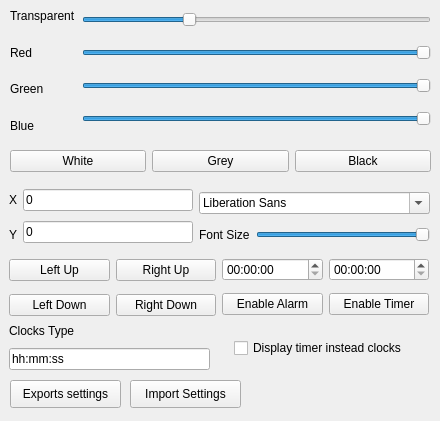
First picture: the form in ClocksSettings.ui, repository Roker2/ClocksOnWindows, before the edit.
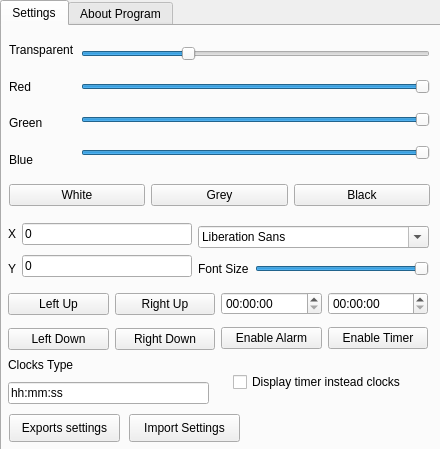
Second picture: the form after the edit. Icons and pictures are not drawn.

Commit message:
ClocksSettings: Remake UI
Add Settings and Donation tabs

```diff
--- a/ClocksSettings.ui
+++ b/ClocksSettings.ui
@@ -10,7 +10,7 @@
     <x>0</x>
     <y>0</y>
     <width>440</width>
-    <height>421</height>
+    <height>449</height>
    </rect>
   </property>
   <property name="windowTitle">
@@ -20,394 +20,464 @@
    <iconset>
     <normaloff>icons/baseline_extension_white_48dp.png</normaloff>icons/baseline_extension_white_48dp.png</iconset>
   </property>
-  <widget class="QWidget" name="layoutWidget1">
+  <widget class="QTabWidget" name="Settings_TabWidget">
    <property name="geometry">
     <rect>
-     <x>10</x>
+     <x>0</x>
      <y>0</y>
-     <width>421</width>
-     <height>141</height>
+     <width>441</width>
+     <height>451</height>
     </rect>
    </property>
-   <layout class="QHBoxLayout" name="horizontalLayout">
-    <item>
-     <layout class="QVBoxLayout" name="verticalLayout_2">
+   <property name="currentIndex">
+    <number>0</number>
+   </property>
+   <widget class="QWidget" name="tab">
+    <attribute name="title">
+     <string>Settings</string>
+    </attribute>
+    <widget class="QWidget" name="layoutWidget4">
+     <property name="geometry">
+      <rect>
+       <x>6</x>
+       <y>260</y>
+       <width>420</width>
+       <height>71</height>
+      </rect>
+     </property>
+     <layout class="QHBoxLayout" name="horizontalLayout_11">
       <item>
-       <widget class="QLabel" name="Label_Transparent">
-        <property name="text">
-         <string>Transparent</string>
-        </property>
-       </widget>
+       <layout class="QVBoxLayout" name="verticalLayout_12">
+        <item>
+         <layout class="QHBoxLayout" name="horizontalLayout_12">
+          <item>
+           <widget class="QPushButton" name="Button_LeftUp">
+            <property name="text">
+             <string>Left Up</string>
+            </property>
+           </widget>
+          </item>
+          <item>
+           <widget class="QPushButton" name="Button_RightUp">
+            <property name="text">
+             <string>Right Up</string>
+            </property>
+           </widget>
+          </item>
+         </layout>
+        </item>
+        <item>
+         <layout class="QHBoxLayout" name="horizontalLayout_13">
+          <item>
+           <widget class="QPushButton" name="Button_LeftDown">
+            <property name="text">
+             <string>Left Down</string>
+            </property>
+           </widget>
+          </item>
+          <item>
+           <widget class="QPushButton" name="Button_RightDown">
+            <property name="text">
+             <string>Right Down</string>
+            </property>
+           </widget>
+          </item>
+         </layout>
+        </item>
+       </layout>
       </item>
       <item>
-       <widget class="QLabel" name="Label_Red">
-        <property name="text">
-         <string>Red</string>
-        </property>
-       </widget>
+       <layout class="QHBoxLayout" name="horizontalLayout_14">
+        <item>
+         <layout class="QVBoxLayout" name="verticalLayout_13">
+          <item>
+           <widget class="QTimeEdit" name="timeEdit_Alarm">
+            <property name="displayFormat">
+             <string>hh:mm:ss</string>
+            </property>
+           </widget>
+          </item>
+          <item>
+           <widget class="QPushButton" name="Button_Enable_Disable_Alarm">
+            <property name="text">
+             <string>Enable Alarm</string>
+            </property>
+           </widget>
+          </item>
+         </layout>
+        </item>
+        <item>
+         <layout class="QVBoxLayout" name="verticalLayout_14">
+          <item>
+           <widget class="QTimeEdit" name="timeEdit_Timer">
+            <property name="readOnly">
+             <bool>false</bool>
+            </property>
+            <property name="displayFormat">
+             <string>hh:mm:ss</string>
+            </property>
+           </widget>
+          </item>
+          <item>
+           <widget class="QPushButton" name="Button_Enable_Disable_Timer">
+            <property name="text">
+             <string>Enable Timer</string>
+            </property>
+           </widget>
+          </item>
+         </layout>
+        </item>
+       </layout>
       </item>
+     </layout>
+    </widget>
+    <widget class="QPushButton" name="Button_ImportSettings">
+     <property name="geometry">
+      <rect>
+       <x>127</x>
+       <y>388</y>
+       <width>111</width>
+       <height>28</height>
+      </rect>
+     </property>
+     <property name="text">
+      <string>Import Settings</string>
+     </property>
+    </widget>
+    <widget class="QCheckBox" name="checkBox_clocks_or_timer">
+     <property name="geometry">
+      <rect>
+       <x>231</x>
+       <y>343</y>
+       <width>191</width>
+       <height>26</height>
+      </rect>
+     </property>
+     <property name="text">
+      <string>Display timer instead clocks</string>
+     </property>
+     <property name="checkable">
+      <bool>false</bool>
+     </property>
+    </widget>
+    <widget class="QWidget" name="layoutWidget">
+     <property name="geometry">
+      <rect>
+       <x>6</x>
+       <y>328</y>
+       <width>201</width>
+       <height>50</height>
+      </rect>
+     </property>
+     <layout class="QVBoxLayout" name="verticalLayout_15">
       <item>
-       <widget class="QLabel" name="Label_Green">
+       <widget class="QLabel" name="label_4">
         <property name="text">
-         <string>Green</string>
+         <string>Clocks Type</string>
         </property>
        </widget>
       </item>
       <item>
-       <widget class="QLabel" name="Label_Blue">
+       <widget class="QLineEdit" name="Edit_ClocksType">
         <property name="text">
-         <string>Blue</string>
+         <string>hh:mm:ss</string>
         </property>
        </widget>
       </item>
      </layout>
-    </item>
-    <item>
-     <layout class="QVBoxLayout" name="verticalLayout">
+    </widget>
+    <widget class="QWidget" name="layoutWidget3">
+     <property name="geometry">
+      <rect>
+       <x>6</x>
+       <y>193</y>
+       <width>421</width>
+       <height>64</height>
+      </rect>
+     </property>
+     <layout class="QHBoxLayout" name="horizontalLayout_15">
       <item>
-       <widget class="QSlider" name="Slider_Transparent">
-        <property name="minimum">
-         <number>5</number>
-        </property>
-        <property name="maximum">
-         <number>255</number>
-        </property>
-        <property name="value">
-         <number>80</number>
-        </property>
-        <property name="orientation">
-         <enum>Qt::Horizontal</enum>
-        </property>
-       </widget>
+       <layout class="QHBoxLayout" name="horizontalLayout_16">
+        <item>
+         <layout class="QVBoxLayout" name="verticalLayout_16">
+          <item>
+           <widget class="QLabel" name="label_5">
+            <property name="text">
+             <string>X</string>
+            </property>
+           </widget>
+          </item>
+          <item>
+           <widget class="QLabel" name="label_6">
+            <property name="text">
+             <string>Y</string>
+            </property>
+           </widget>
+          </item>
+         </layout>
+        </item>
+        <item>
+         <layout class="QVBoxLayout" name="verticalLayout_17">
+          <item>
+           <widget class="QLineEdit" name="Edit_coordinate_x">
+            <property name="text">
+             <string>0</string>
+            </property>
+           </widget>
+          </item>
+          <item>
+           <widget class="QLineEdit" name="Edit_coordinate_y">
+            <property name="text">
+             <string>0</string>
+            </property>
+           </widget>
+          </item>
+         </layout>
+        </item>
+       </layout>
       </item>
       <item>
-       <widget class="QSlider" name="Slider_Red">
-        <property name="maximum">
-         <number>255</number>
-        </property>
-        <property name="value">
-         <number>255</number>
-        </property>
-        <property name="orientation">
-         <enum>Qt::Horizontal</enum>
-        </property>
-       </widget>
+       <layout class="QVBoxLayout" name="verticalLayout_18">
+        <item>
+         <widget class="QFontComboBox" name="fontComboBox">
+          <property name="fontFilters">
+           <set>QFontComboBox::ProportionalFonts</set>
+          </property>
+         </widget>
+        </item>
+        <item>
+         <layout class="QHBoxLayout" name="horizontalLayout_17">
+          <item>
+           <widget class="QLabel" name="Label_FontSize">
+            <property name="text">
+             <string>Font Size</string>
+            </property>
+           </widget>
+          </item>
+          <item>
+           <widget class="QSlider" name="Slider_FontSize">
+            <property name="minimum">
+             <number>5</number>
+            </property>
+            <property name="maximum">
+             <number>36</number>
+            </property>
+            <property name="value">
+             <number>36</number>
+            </property>
+            <property name="orientation">
+             <enum>Qt::Horizontal</enum>
+            </property>
+           </widget>
+          </item>
+         </layout>
+        </item>
+       </layout>
       </item>
-      <item>
-       <widget class="QSlider" name="Slider_Green">
-        <property name="maximum">
-         <number>255</number>
-        </property>
-        <property name="value">
-         <number>255</number>
-        </property>
-        <property name="orientation">
-         <enum>Qt::Horizontal</enum>
-        </property>
-       </widget>
-      </item>
-      <item>
-       <widget class="QSlider" name="Slider_Blue">
-        <property name="maximum">
-         <number>255</number>
-        </property>
-        <property name="value">
-         <number>255</number>
-        </property>
-        <property name="orientation">
-         <enum>Qt::Horizontal</enum>
-        </property>
-       </widget>
-      </item>
      </layout>
-    </item>
-   </layout>
-  </widget>
-  <widget class="QWidget" name="layoutWidget2">
-   <property name="geometry">
-    <rect>
-     <x>10</x>
-     <y>141</y>
-     <width>421</width>
-     <height>40</height>
-    </rect>
-   </property>
-   <layout class="QHBoxLayout" name="horizontalLayout_2">
-    <item>
-     <widget class="QPushButton" name="Button_SetWhite">
-      <property name="text">
-       <string>White</string>
-      </property>
-     </widget>
-    </item>
-    <item>
-     <widget class="QPushButton" name="Button_SetGrey">
-      <property name="text">
-       <string>Grey</string>
-      </property>
-     </widget>
-    </item>
-    <item>
-     <widget class="QPushButton" name="Button_SetBlack">
-      <property name="text">
-       <string>Black</string>
-      </property>
-     </widget>
-    </item>
-   </layout>
-  </widget>
-  <widget class="QWidget" name="layoutWidget3">
-   <property name="geometry">
-    <rect>
-     <x>9</x>
-     <y>185</y>
-     <width>421</width>
-     <height>64</height>
-    </rect>
-   </property>
-   <layout class="QHBoxLayout" name="horizontalLayout_5">
-    <item>
-     <layout class="QHBoxLayout" name="horizontalLayout_3">
+    </widget>
+    <widget class="QWidget" name="layoutWidget1">
+     <property name="geometry">
+      <rect>
+       <x>7</x>
+       <y>8</y>
+       <width>421</width>
+       <height>141</height>
+      </rect>
+     </property>
+     <layout class="QHBoxLayout" name="horizontalLayout_18">
       <item>
-       <layout class="QVBoxLayout" name="verticalLayout_3">
+       <layout class="QVBoxLayout" name="verticalLayout_19">
         <item>
-         <widget class="QLabel" name="label">
+         <widget class="QLabel" name="Label_Transparent">
           <property name="text">
-           <string>X</string>
+           <string>Transparent</string>
           </property>
          </widget>
         </item>
         <item>
-         <widget class="QLabel" name="label_2">
+         <widget class="QLabel" name="Label_Red">
           <property name="text">
-           <string>Y</string>
+           <string>Red</string>
           </property>
          </widget>
         </item>
-       </layout>
-      </item>
-      <item>
-       <layout class="QVBoxLayout" name="verticalLayout_4">
         <item>
-         <widget class="QLineEdit" name="Edit_coordinate_x">
+         <widget class="QLabel" name="Label_Green">
           <property name="text">
-           <string>0</string>
+           <string>Green</string>
           </property>
          </widget>
         </item>
         <item>
-         <widget class="QLineEdit" name="Edit_coordinate_y">
+         <widget class="QLabel" name="Label_Blue">
           <property name="text">
-           <string>0</string>
+           <string>Blue</string>
           </property>
          </widget>
         </item>
        </layout>
       </item>
-     </layout>
-    </item>
-    <item>
-     <layout class="QVBoxLayout" name="verticalLayout_5">
       <item>
-       <widget class="QFontComboBox" name="fontComboBox">
-        <property name="fontFilters">
-         <set>QFontComboBox::ProportionalFonts</set>
-        </property>
-       </widget>
-      </item>
-      <item>
-       <layout class="QHBoxLayout" name="horizontalLayout_4">
+       <layout class="QVBoxLayout" name="verticalLayout_20">
         <item>
-         <widget class="QLabel" name="Label_FontSize">
-          <property name="text">
-           <string>Font Size</string>
-          </property>
-         </widget>
-        </item>
-        <item>
-         <widget class="QSlider" name="Slider_FontSize">
+         <widget class="QSlider" name="Slider_Transparent">
           <property name="minimum">
            <number>5</number>
           </property>
           <property name="maximum">
-           <number>36</number>
+           <number>255</number>
           </property>
           <property name="value">
-           <number>36</number>
+           <number>80</number>
           </property>
           <property name="orientation">
            <enum>Qt::Horizontal</enum>
           </property>
          </widget>
         </item>
-       </layout>
-      </item>
-     </layout>
-    </item>
-   </layout>
-  </widget>
-  <widget class="QCheckBox" name="checkBox_clocks_or_timer">
-   <property name="geometry">
-    <rect>
-     <x>234</x>
-     <y>335</y>
-     <width>191</width>
-     <height>26</height>
-    </rect>
-   </property>
-   <property name="text">
-    <string>Display timer instead clocks</string>
-   </property>
-   <property name="checkable">
-    <bool>false</bool>
-   </property>
-  </widget>
-  <widget class="QWidget" name="layoutWidget4">
-   <property name="geometry">
-    <rect>
-     <x>9</x>
-     <y>252</y>
-     <width>420</width>
-     <height>71</height>
-    </rect>
-   </property>
-   <layout class="QHBoxLayout" name="horizontalLayout_9">
-    <item>
-     <layout class="QVBoxLayout" name="verticalLayout_6">
-      <item>
-       <layout class="QHBoxLayout" name="horizontalLayout_7">
         <item>
-         <widget class="QPushButton" name="Button_LeftUp">
-          <property name="text">
-           <string>Left Up</string>
+         <widget class="QSlider" name="Slider_Red">
+          <property name="maximum">
+           <number>255</number>
           </property>
-         </widget>
-        </item>
-        <item>
-         <widget class="QPushButton" name="Button_RightUp">
-          <property name="text">
-           <string>Right Up</string>
+          <property name="value">
+           <number>255</number>
           </property>
-         </widget>
-        </item>
-       </layout>
-      </item>
-      <item>
-       <layout class="QHBoxLayout" name="horizontalLayout_6">
-        <item>
-         <widget class="QPushButton" name="Button_LeftDown">
-          <property name="text">
-           <string>Left Down</string>
+          <property name="orientation">
+           <enum>Qt::Horizontal</enum>
           </property>
          </widget>
         </item>
         <item>
-         <widget class="QPushButton" name="Button_RightDown">
-          <property name="text">
-           <string>Right Down</string>
+         <widget class="QSlider" name="Slider_Green">
+          <property name="maximum">
+           <number>255</number>
           </property>
-         </widget>
-        </item>
-       </layout>
-      </item>
-     </layout>
-    </item>
-    <item>
-     <layout class="QHBoxLayout" name="horizontalLayout_8">
-      <item>
-       <layout class="QVBoxLayout" name="verticalLayout_7">
-        <item>
-         <widget class="QTimeEdit" name="timeEdit_Alarm">
-          <property name="displayFormat">
-           <string>hh:mm:ss</string>
+          <property name="value">
+           <number>255</number>
           </property>
-         </widget>
-        </item>
-        <item>
-         <widget class="QPushButton" name="Button_Enable_Disable_Alarm">
-          <property name="text">
-           <string>Enable Alarm</string>
+          <property name="orientation">
+           <enum>Qt::Horizontal</enum>
           </property>
          </widget>
         </item>
-       </layout>
-      </item>
-      <item>
-       <layout class="QVBoxLayout" name="verticalLayout_8">
         <item>
-         <widget class="QTimeEdit" name="timeEdit_Timer">
-          <property name="readOnly">
-           <bool>false</bool>
+         <widget class="QSlider" name="Slider_Blue">
+          <property name="maximum">
+           <number>255</number>
           </property>
-          <property name="displayFormat">
-           <string>hh:mm:ss</string>
+          <property name="value">
+           <number>255</number>
           </property>
-         </widget>
-        </item>
-        <item>
-         <widget class="QPushButton" name="Button_Enable_Disable_Timer">
-          <property name="text">
-           <string>Enable Timer</string>
+          <property name="orientation">
+           <enum>Qt::Horizontal</enum>
           </property>
          </widget>
         </item>
        </layout>
       </item>
      </layout>
-    </item>
-   </layout>
-  </widget>
-  <widget class="QWidget" name="layoutWidget">
-   <property name="geometry">
-    <rect>
-     <x>9</x>
-     <y>320</y>
-     <width>201</width>
-     <height>50</height>
-    </rect>
-   </property>
-   <layout class="QVBoxLayout" name="verticalLayout_9">
-    <item>
-     <widget class="QLabel" name="label_3">
-      <property name="text">
-       <string>Clocks Type</string>
-      </property>
-     </widget>
-    </item>
-    <item>
-     <widget class="QLineEdit" name="Edit_ClocksType">
-      <property name="text">
-       <string>hh:mm:ss</string>
-      </property>
-     </widget>
-    </item>
-   </layout>
-  </widget>
-  <widget class="QPushButton" name="Button_ExportSettings">
-   <property name="geometry">
-    <rect>
-     <x>10</x>
-     <y>380</y>
-     <width>111</width>
-     <height>28</height>
-    </rect>
-   </property>
-   <property name="text">
-    <string>Exports settings</string>
-   </property>
-  </widget>
-  <widget class="QPushButton" name="Button_ImportSettings">
-   <property name="geometry">
-    <rect>
-     <x>130</x>
-     <y>380</y>
-     <width>111</width>
-     <height>28</height>
-    </rect>
-   </property>
-   <property name="text">
-    <string>Import Settings</string>
-   </property>
+    </widget>
+    <widget class="QPushButton" name="Button_ExportSettings">
+     <property name="geometry">
+      <rect>
+       <x>7</x>
+       <y>388</y>
+       <width>111</width>
+       <height>28</height>
+      </rect>
+     </property>
+     <property name="text">
+      <string>Exports settings</string>
+     </property>
+    </widget>
+    <widget class="QWidget" name="layoutWidget2">
+     <property name="geometry">
+      <rect>
+       <x>7</x>
+       <y>149</y>
+       <width>421</width>
+       <height>40</height>
+      </rect>
+     </property>
+     <layout class="QHBoxLayout" name="horizontalLayout_19">
+      <item>
+       <widget class="QPushButton" name="Button_SetWhite">
+        <property name="text">
+         <string>White</string>
+        </property>
+       </widget>
+      </item>
+      <item>
+       <widget class="QPushButton" name="Button_SetGrey">
+        <property name="text">
+         <string>Grey</string>
+        </property>
+       </widget>
+      </item>
+      <item>
+       <widget class="QPushButton" name="Button_SetBlack">
+        <property name="text">
+         <string>Black</string>
+        </property>
+       </widget>
+      </item>
+     </layout>
+    </widget>
+   </widget>
+   <widget class="QWidget" name="tab_2">
+    <attribute name="title">
+     <string>About Program</string>
+    </attribute>
+    <widget class="QTextBrowser" name="AboutProgram_Text">
+     <property name="geometry">
+      <rect>
+       <x>4</x>
+       <y>0</y>
+       <width>231</width>
+       <height>41</height>
+      </rect>
+     </property>
+     <property name="lineWidth">
+      <number>0</number>
+     </property>
+     <property name="html">
+      <string>&lt;!DOCTYPE HTML PUBLIC &quot;-//W3C//DTD HTML 4.0//EN&quot; &quot;http://www.w3.org/TR/REC-html40/strict.dtd&quot;&gt;
+&lt;html&gt;&lt;head&gt;&lt;meta name=&quot;qrichtext&quot; content=&quot;1&quot; /&gt;&lt;style type=&quot;text/css&quot;&gt;
+p, li { white-space: pre-wrap; }
+&lt;/style&gt;&lt;/head&gt;&lt;body style=&quot; font-family:'Sans'; font-size:9pt; font-weight:400; font-style:normal;&quot;&gt;
+&lt;p style=&quot; margin-top:0px; margin-bottom:0px; margin-left:0px; margin-right:0px; -qt-block-indent:0; text-indent:0px;&quot;&gt;Clocks On Windows&lt;/p&gt;
+&lt;p style=&quot; margin-top:0px; margin-bottom:0px; margin-left:0px; margin-right:0px; -qt-block-indent:0; text-indent:0px;&quot;&gt;Developer: Dmitry Minko (Roker2)&lt;/p&gt;&lt;/body&gt;&lt;/html&gt;</string>
+     </property>
+    </widget>
+    <widget class="QWidget" name="">
+     <property name="geometry">
+      <rect>
+       <x>10</x>
+       <y>46</y>
+       <width>82</width>
+       <height>54</height>
+      </rect>
+     </property>
+     <layout class="QVBoxLayout" name="verticalLayout">
+      <item>
+       <widget class="QPushButton" name="AboutProgram_OpenSources">
+        <property name="text">
+         <string>Sources</string>
+        </property>
+       </widget>
+      </item>
+      <item>
+       <widget class="QPushButton" name="AboutProgram_Donation">
+        <property name="text">
+         <string>Donation</string>
+        </property>
+       </widget>
+      </item>
+     </layout>
+    </widget>
+   </widget>
   </widget>
  </widget>
  <resources/>
```
The commit also changes 2 other files.
